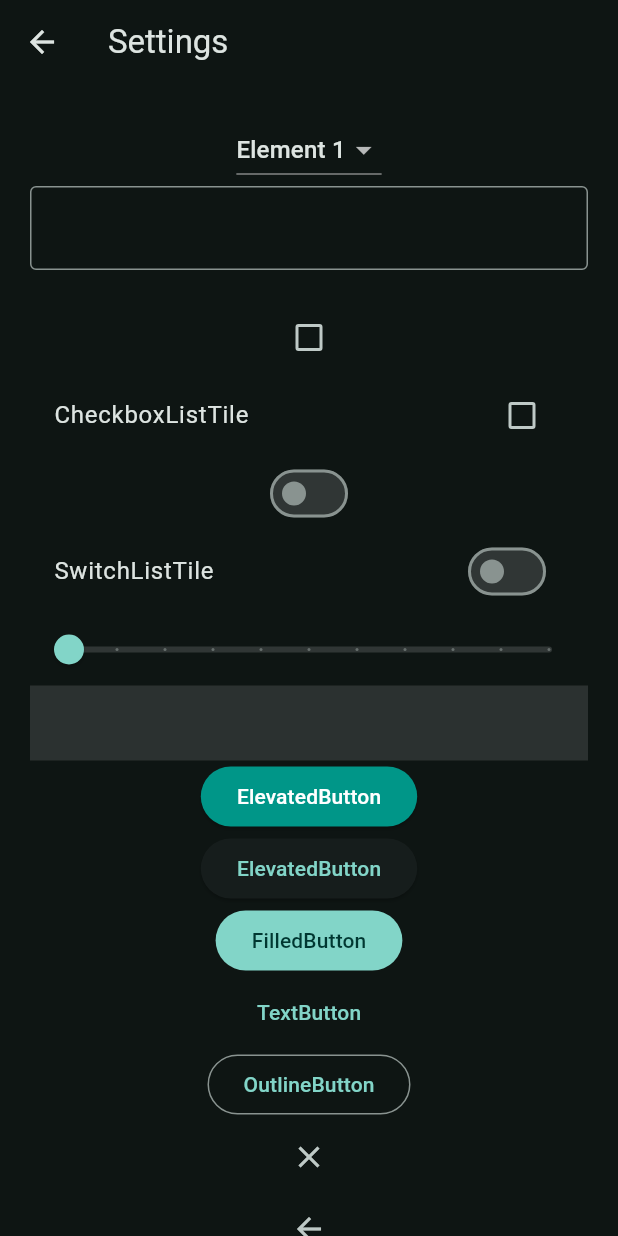
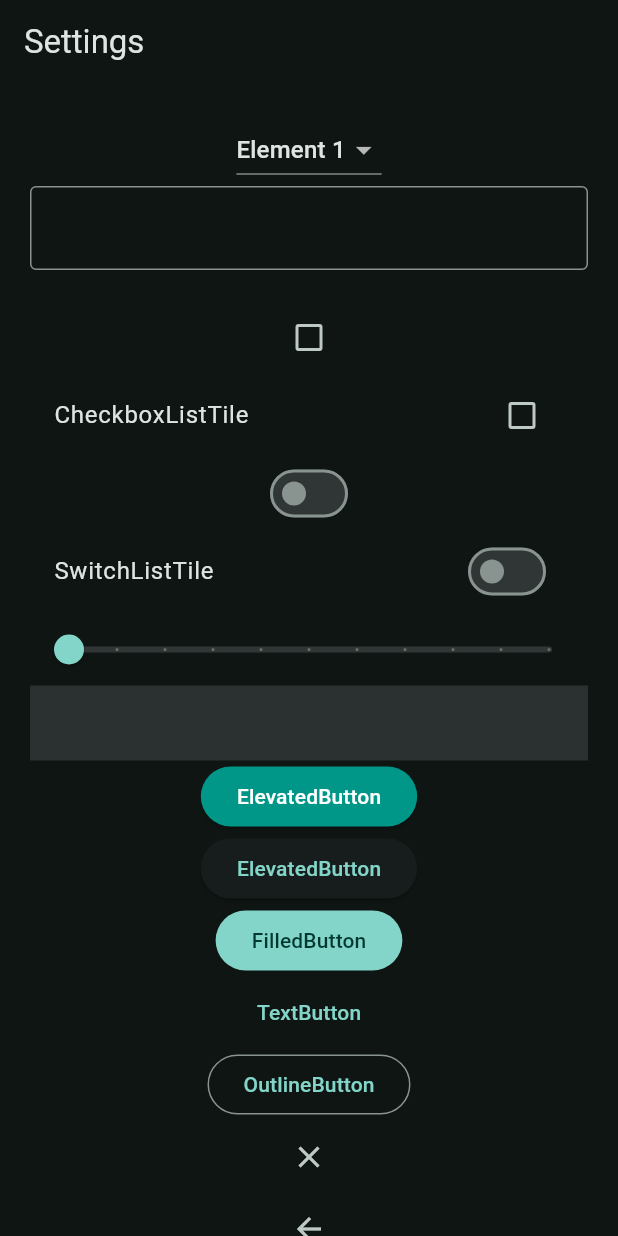
Before and after one commit to zinminnhtun/flutter_learning, a Flutter app: the screen it shows after launch, item 2 of the bottom bar chosen, after a tap on the "settings" icon, on a phone screen of 412 x 824 dp. Run offline on Flutter 3.47's test engine with Material 3 defaults, Android fonts, the phone set to English and light mode, and no system bars.

```diff
--- a/lib/views/pages/settings_page.dart
+++ b/lib/views/pages/settings_page.dart
@@ -19,11 +19,6 @@ class _SettingsPageState extends State<SettingsPage> {
       appBar: AppBar(
         title: Text("Settings")
         /*automaticallyImplyLeading: false*/,
-        leading:  BackButton(
-          onPressed: () {
-            Navigator.pop(context);
-          },
-        ),
       ),
       body: SingleChildScrollView(
         child: Padding(
--- a/lib/views/widget_tree.dart
+++ b/lib/views/widget_tree.dart
@@ -30,7 +30,7 @@ class WidgetTree extends StatelessWidget {
           ),
           IconButton(
             onPressed: () {
-              Navigator.push(
+              Navigator.pushReplacement(
                 context,
                 MaterialPageRoute(
                   builder: (context) {
```
